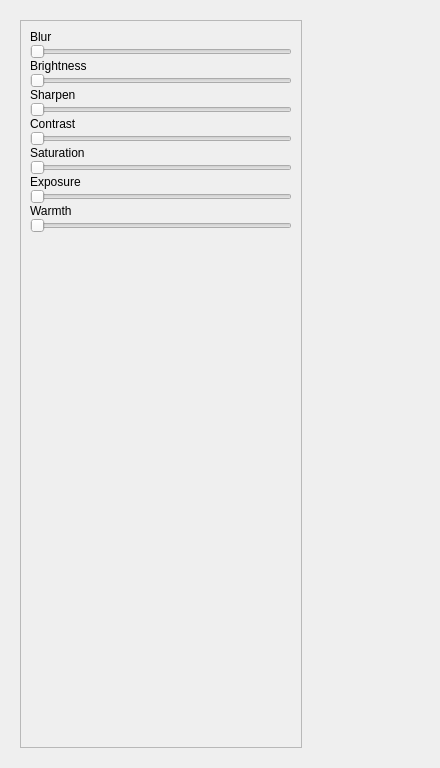
Before: the Qt Designer form ui_files/adjust-widget.ui in abeshahsan/Photo-Wizard, drawn with Qt 5.
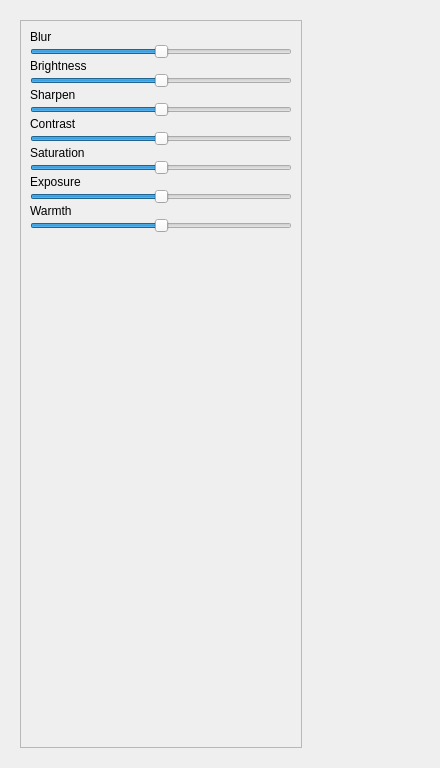
After: the same form once the commit is applied.

The edit to the form file:
```diff
--- a/ui_files/adjust-widget.ui
+++ b/ui_files/adjust-widget.ui
@@ -90,7 +90,7 @@
              <number>10</number>
             </property>
             <property name="value">
-             <number>-2000</number>
+             <number>0</number>
             </property>
             <property name="orientation">
              <enum>Qt::Horizontal</enum>
@@ -116,7 +116,7 @@
              <number>10</number>
             </property>
             <property name="value">
-             <number>-2000</number>
+             <number>0</number>
             </property>
             <property name="orientation">
              <enum>Qt::Horizontal</enum>
@@ -142,7 +142,7 @@
              <number>10</number>
             </property>
             <property name="value">
-             <number>-2000</number>
+             <number>0</number>
             </property>
             <property name="orientation">
              <enum>Qt::Horizontal</enum>
@@ -165,7 +165,7 @@
              <number>2000</number>
             </property>
             <property name="value">
-             <number>-2000</number>
+             <number>0</number>
             </property>
             <property name="orientation">
              <enum>Qt::Horizontal</enum>
@@ -188,7 +188,7 @@
              <number>2000</number>
             </property>
             <property name="value">
-             <number>-2000</number>
+             <number>0</number>
             </property>
             <property name="tracking">
              <bool>true</bool>
@@ -217,7 +217,7 @@
              <number>1</number>
             </property>
             <property name="value">
-             <number>-2000</number>
+             <number>0</number>
             </property>
             <property name="orientation">
              <enum>Qt::Horizontal</enum>
@@ -246,7 +246,7 @@
              <number>0</number>
             </property>
             <property name="value">
-             <number>-2000</number>
+             <number>0</number>
             </property>
             <property name="orientation">
              <enum>Qt::Horizontal</enum>
```
